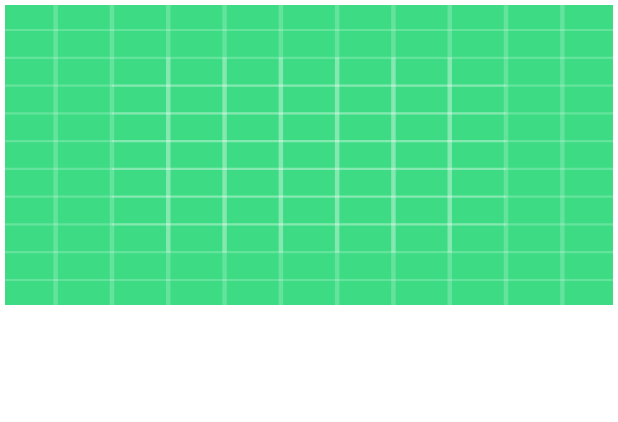
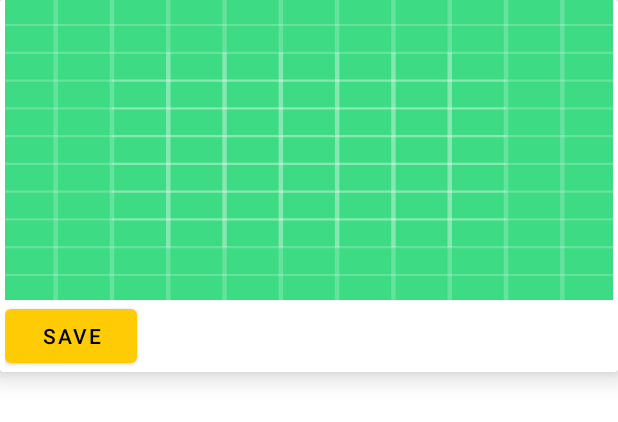
Before and after one commit to jannickeham/pgr-208_pokemon-application, an Android app: the layout adapter_pokemon.xml on its own in the app's theme, with its tools: preview values and no code run, on a phone screen of 412 x 824 dp. Shown: the top 422 px of the screen. Run offline under Robolectric (Android 15) with nearby library versions, the light colour scheme and no system bars.

Commit message:
The motherfucking savebutton works

```diff
--- a/app/src/main/java/com/example/pokemonapplication/FragmentUpload.kt
+++ b/app/src/main/java/com/example/pokemonapplication/FragmentUpload.kt
@@ -91,8 +91,6 @@ class FragmentUpload : Fragment() {
           initRecyclerView()
           addDataset()
         }
-
-
 
         //Handling user not choosing image before submit
         btnSubmit.setOnClickListener{
--- a/app/src/main/res/layout/adapter_pokemon.xml
+++ b/app/src/main/res/layout/adapter_pokemon.xml
@@ -1,10 +1,26 @@
 <?xml version="1.0" encoding="utf-8"?>
-<LinearLayout android:layout_margin="3dp"
-  android:elevation="1dp"
+<androidx.cardview.widget.CardView
   xmlns:android="http://schemas.android.com/apk/res/android"
+  xmlns:app="http://schemas.android.com/apk/res-auto"
   android:layout_width="match_parent"
   android:layout_height="wrap_content"
+  android:clickable="true"
   xmlns:tools="http://schemas.android.com/tools"
+  app:cardElevation="10dp"
+  app:cardCornerRadius="2dp"
+  android:id="@+id/cardView"
+  app:cardPreventCornerOverlap="false">
+
+  <androidx.constraintlayout.widget.ConstraintLayout
+    android:layout_width="match_parent"
+    android:layout_height="wrap_content">
+
+    <LinearLayout
+      android:id="@+id/linear"
+      android:layout_margin="3dp"
+      android:elevation="1dp"
+      android:layout_width="match_parent"
+      android:layout_height="wrap_content"
       android:orientation="vertical">
 
       <ImageView
@@ -12,7 +28,28 @@
         android:scaleType="centerCrop"
         android:background="@drawable/ic_launcher_background"
         android:layout_width="match_parent"
-    android:layout_height="200dp"/>
+        android:layout_height="200dp">
+
+      </ImageView>
+
+      <Button
+        android:id="@+id/addImageToDB"
+        android:onClick="Save"
+        android:text="Save"
+        android:layout_width="wrap_content"
+        android:layout_height="wrap_content"/>
+
+<!--
+      <CheckBox
+        android:layout_width="wrap_content"
+        android:layout_height="wrap_content"
+        android:id="@+id/checkbox"
+        android:visibility="visible"
+        android:checked="false"
+        android:layout_alignBottom="@+id/image"
+        android:layout_alignParentRight="true"
+        android:layout_alignParentEnd="true" />-->
+
 
       <!--  <TextView-->
       <!--    android:layout_marginTop="5dp"-->
@@ -25,6 +62,46 @@
       <!--    android:layout_width="wrap_content"-->
       <!--    android:layout_height="wrap_content"/>-->
 
+    </LinearLayout>
+
+    <ImageView
+      android:layout_width="match_parent"
+      android:layout_height="0dp"
+      app:layout_constraintTop_toTopOf="parent"
+      app:layout_constraintLeft_toLeftOf="parent"
+      app:layout_constraintRight_toRightOf="parent"
+      android:id="@+id/image_result"
+      android:padding="0dp"
+      android:layout_margin="0dp"
+      android:adjustViewBounds="true"
+      android:scaleType="fitXY"
+      />
 
 
+    <LinearLayout
+      android:layout_width="match_parent"
+      android:layout_height="wrap_content"
+      app:layout_constraintTop_toBottomOf="@id/image_result"
+      app:layout_constraintLeft_toLeftOf="parent"
+      app:layout_constraintRight_toRightOf="parent"
+      app:layout_constraintBottom_toBottomOf="parent"
+      android:orientation="vertical"
+      android:padding="10dp"
+      android:id="@+id/container1"
+      >
+      <TextView
+        android:layout_width="match_parent"
+        android:layout_height="wrap_content"
+        android:id="@+id/pokemon_name"
+        android:text="The Title of a Blog"
+        android:textColor="#000"
+        android:textSize="19sp"
+        />
+
     </LinearLayout>
+
+
+
+  </androidx.constraintlayout.widget.ConstraintLayout>
+
+</androidx.cardview.widget.CardView>
```
Also changed, not shown: app/src/main/java/com/example/pokemonapplication/FragmentSearch.kt (+40 -38 lines), app/src/main/java/com/example/pokemonapplication/adapters/PokemonAdapter.kt (+34 -0 lines). Lines whose indentation alone changed are shown as unchanged.
